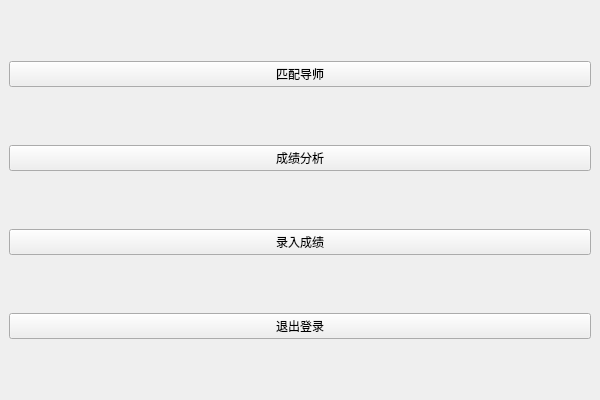
Pluto-R/SMART_CMS, file ui/studentwindow.ui: the form before one commit.
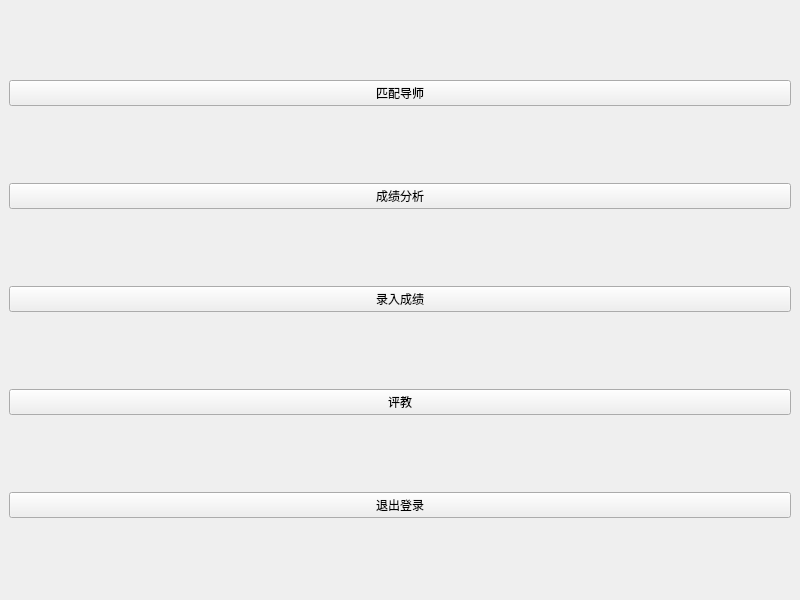
The form after the commit.

What changed in the file:
```diff
--- a/ui/studentwindow.ui
+++ b/ui/studentwindow.ui
@@ -6,8 +6,8 @@
    <rect>
     <x>0</x>
     <y>0</y>
-    <width>600</width>
-    <height>400</height>
+    <width>800</width>
+    <height>600</height>
    </rect>
   </property>
   <property name="windowTitle">
@@ -36,6 +36,13 @@
       </property>
      </widget>
     </item>
+    <item>
+     <widget class="QPushButton" name="evaluateButton">
+      <property name="text">
+       <string>评教</string>
+      </property>
+     </widget>
+    </item>
     <item>
      <widget class="QPushButton" name="logoutButton">
       <property name="text">
```
Left out of the diff: 8 changed lines with no effect on the pictures.
